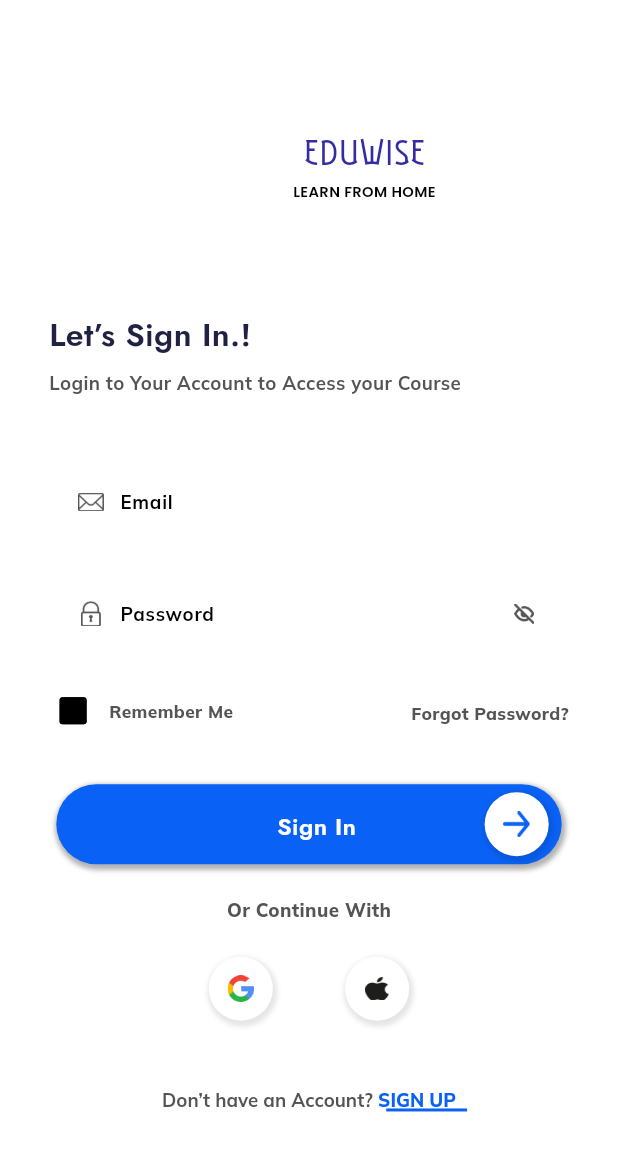
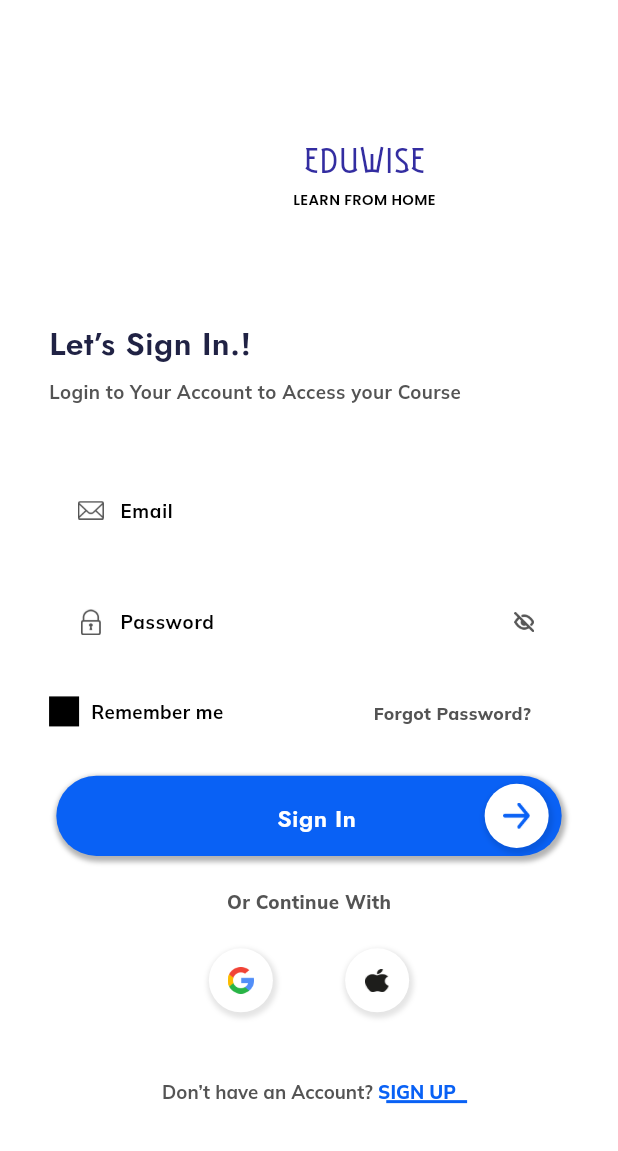
Before and after one commit to MiKeStudi0/EduMike, a Flutter app: the LoginScreen screen opened by its route, on a phone screen of 412 x 824 dp. Shown: the top 1151 px of the screen. Run offline on Flutter 3.47's test engine with Material 3 defaults, Android fonts, the phone set to English and light mode, and no system bars; our stand-ins replace cached_network_image, cloud_firestore, firebase_auth, firebase_core, flutter_svg, flutter_svg_provider and 3 more; missing offline and left inert: country_pickers; accounts and stored records are empty.

Commit message:
rememberbox

```diff
--- a/lib/screens/loginscreen/login_screen.dart
+++ b/lib/screens/loginscreen/login_screen.dart
@@ -10,18 +10,26 @@ import 'package:edumike/widgets/custom_text_form_field.dart';
 import 'package:flutter/widgets.dart';
 
 // ignore_for_file: must_be_immutable
-class LoginScreen extends StatelessWidget {
+class LoginScreen extends StatefulWidget {
   LoginScreen({Key? key}) : super(key: key);
 
+  @override
+  State<LoginScreen> createState() => _LoginScreenState();
+}
+
+class _LoginScreenState extends State<LoginScreen> {
   TextEditingController emailController = TextEditingController();
 
   TextEditingController passwordController = TextEditingController();
+
   FocusNode emailFocusNode = FocusNode();
+
   FocusNode passwordFocusNode = FocusNode();
 
   bool rememberMe = false;
 
   GlobalKey<FormState> _formKey = GlobalKey<FormState>();
+
   var _isObscured;
 
   @override
@@ -241,28 +249,62 @@ class LoginScreen extends StatelessWidget {
 
   /// Section Widget
   Widget _buildLoginOptions(BuildContext context) {
-    return Row(mainAxisAlignment: MainAxisAlignment.spaceBetween, children: [
-      Padding(
-        padding: EdgeInsets.only(bottom: 1.v),
-        child: CustomCheckboxButton(
-          text: "Remember Me",
-          value: rememberMe,
-          padding: EdgeInsets.symmetric(vertical: 1.v),
-          onChange: (value) {
-            rememberMe = rememberMe;
-          },
-        ),
-      ),
-      GestureDetector(
+  return InkWell(
+    onTap: () {
+      setState(() {
+        rememberMe = !rememberMe; // Toggle the value
+      });
+    },
+    child: Row(
+      children: [
+        Align(
+          alignment: Alignment.centerLeft,
+          child: Padding(
+            padding: EdgeInsets.symmetric(vertical: 1.v),
+            child: Row(
+              children: [
+                Container(
+                  width: 20.0,
+                  height: 20.0,
+                  decoration: BoxDecoration(
+                    shape: BoxShape.rectangle, // Set the shape to rectangle
+                    color: rememberMe ? Colors.blue : Colors.black, // Initial color: black
+                    border: Border.all(
+                      color: Colors.black, // Border color: black
+                    ),
+                  ),
+                  child: Center(
+                    child: Icon(
+                      Icons.check,
+                      size: 12.0, // Adjusted size for a small checkbox
+                      color: rememberMe ? Colors.white : Colors.transparent, // Text color when checked: white
+                    ),
+                  ),
+                ),
+                const SizedBox(width: 8.0),
+                const Text(
+                  "Remember me",
+                  style: TextStyle(
+                    color: Colors.black,
+                    fontWeight: FontWeight.bold
+                  ),
+                ),
+ GestureDetector(
           onTap: () {
             onTapTxtForgotPassword(context);
           },
           child: Padding(
-              padding: EdgeInsets.only(top: 2.v),
+              padding: EdgeInsets.only(top: 2.v,left: 100),
               child:
-                  Text("Forgot Password?", style: theme.textTheme.labelLarge)))
-    ]);
-  }
+                  Text("Forgot Password?", style: theme.textTheme.labelLarge)))              ],
+            ),
+          ),
+        ),
+      ],
+    ),
+  );
+
+}
 
   /// Section Widget
   Widget _buildSignInButton(BuildContext context) {
@@ -352,7 +394,7 @@ class LoginScreen extends StatelessWidget {
           title: Center(
             child: Text(
               m,
-              style: TextStyle(color: Color.fromARGB(255, 255, 255, 255)),
+              style:const TextStyle(color: Color.fromARGB(255, 255, 255, 255)),
             ),
           ),
         );
--- a/lib/screens/loginscreen/register_now_screen.dart
+++ b/lib/screens/loginscreen/register_now_screen.dart
@@ -13,6 +13,7 @@ class RegisterNowScreen extends StatefulWidget {
       : super(
           key: key,
         );
+
 
   @override
   State<RegisterNowScreen> createState() => _RegisterNowScreenState();
@@ -30,6 +31,14 @@ class _RegisterNowScreenState extends State<RegisterNowScreen> {
   bool termsAgreement = false;
 
   GlobalKey<FormState> _formKey = GlobalKey<FormState>();
+
+          var _isObscured;
+
+  @override
+  void initState(){
+    super.initState();
+    _isObscured = false;
+  }
 
   @override
   Widget build(BuildContext context) {
@@ -325,7 +334,7 @@ class _RegisterNowScreenState extends State<RegisterNowScreen> {
                     color: theme.colorScheme.primary,
                     spreadRadius: 2.h,
                     blurRadius: 2.h,
-                    offset: Offset(
+                    offset: const Offset(
                       1,
                       2,
                     ),
--- a/lib/theme/app_decoration.dart
+++ b/lib/theme/app_decoration.dart
@@ -38,7 +38,7 @@ class AppDecoration {
             color: theme.colorScheme.primary.withOpacity(0.1),
             spreadRadius: 2.h,
             blurRadius: 2.h,
-            offset: Offset(
+            offset:const Offset(
               0,
               2,
             ),
```
